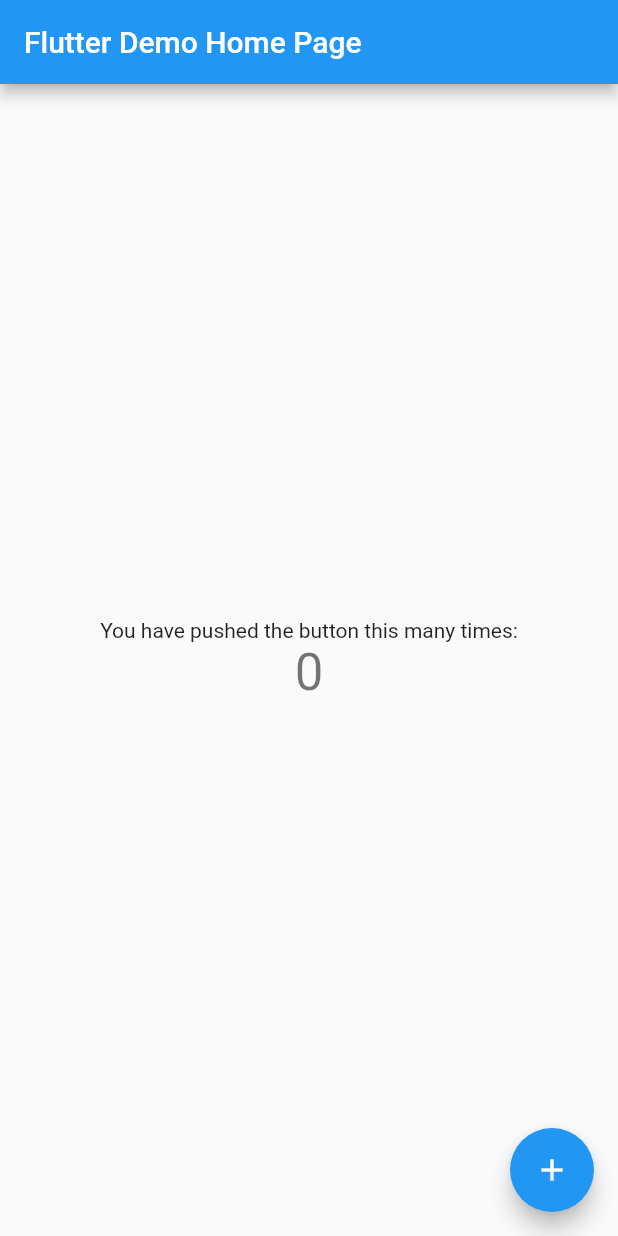
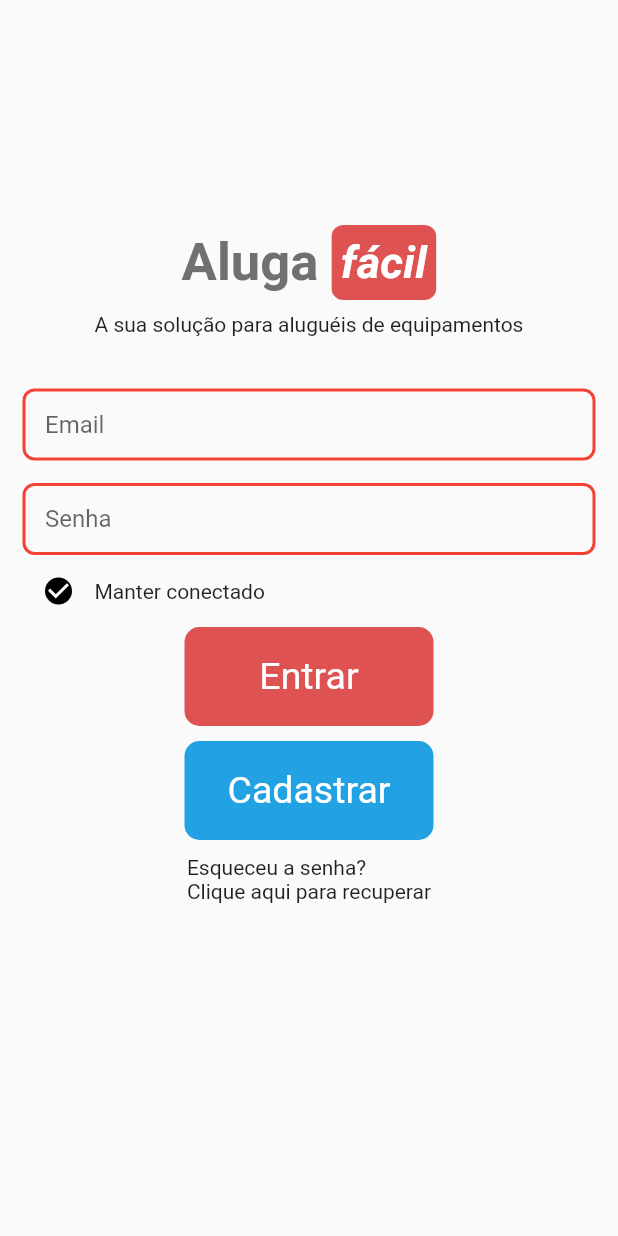
Before and after one commit to BrunoSapalacio/pim5, a Flutter app: the screen it shows after launch, on a phone screen of 412 x 824 dp. Run offline on Flutter 3.47's test engine with Material 2 defaults, Android fonts, the phone set to English and light mode, and no system bars; our stand-ins replace circular_check_box.

Commit message:
pagina de login

```diff
--- a/lib/main.dart
+++ b/lib/main.dart
@@ -1,113 +1,19 @@
 import 'package:flutter/material.dart';
+import 'views/login.dart';
 
 void main() {
   runApp(MyApp());
 }
 
 class MyApp extends StatelessWidget {
-  // This widget is the root of your application.
   @override
   Widget build(BuildContext context) {
     return MaterialApp(
-      title: 'Flutter Demo',
+      title: 'Aluga Fácil',
       theme: ThemeData(
-        // This is the theme of your application.
-        //
-        // Try running your application with "flutter run". You'll see the
-        // application has a blue toolbar. Then, without quitting the app, try
-        // changing the primarySwatch below to Colors.green and then invoke
-        // "hot reload" (press "r" in the console where you ran "flutter run",
-        // or simply save your changes to "hot reload" in a Flutter IDE).
-        // Notice that the counter didn't reset back to zero; the application
-        // is not restarted.
         primarySwatch: Colors.blue,
       ),
-      home: MyHomePage(title: 'Flutter Demo Home Page'),
+      home: Login(),
     );
   }
 }
-
-class MyHomePage extends StatefulWidget {
-  MyHomePage({Key key, this.title}) : super(key: key);
-
-  // This widget is the home page of your application. It is stateful, meaning
-  // that it has a State object (defined below) that contains fields that affect
-  // how it looks.
-
-  // This class is the configuration for the state. It holds the values (in this
-  // case the title) provided by the parent (in this case the App widget) and
-  // used by the build method of the State. Fields in a Widget subclass are
-  // always marked "final".
-
-  final String title;
-
-  @override
-  _MyHomePageState createState() => _MyHomePageState();
-}
-
-class _MyHomePageState extends State<MyHomePage> {
-  int _counter = 0;
-
-  void _incrementCounter() {
-    setState(() {
-      // This call to setState tells the Flutter framework that something has
-      // changed in this State, which causes it to rerun the build method below
-      // so that the display can reflect the updated values. If we changed
-      // _counter without calling setState(), then the build method would not be
-      // called again, and so nothing would appear to happen.
-      _counter++;
-    });
-  }
-
-  @override
-  Widget build(BuildContext context) {
-    // This method is rerun every time setState is called, for instance as done
-    // by the _incrementCounter method above.
-    //
-    // The Flutter framework has been optimized to make rerunning build methods
-    // fast, so that you can just rebuild anything that needs updating rather
-    // than having to individually change instances of widgets.
-    return Scaffold(
-      appBar: AppBar(
-        // Here we take the value from the MyHomePage object that was created by
-        // the App.build method, and use it to set our appbar title.
-        title: Text(widget.title),
-      ),
-      body: Center(
-        // Center is a layout widget. It takes a single child and positions it
-        // in the middle of the parent.
-        child: Column(
-          // Column is also a layout widget. It takes a list of children and
-          // arranges them vertically. By default, it sizes itself to fit its
-          // children horizontally, and tries to be as tall as its parent.
-          //
-          // Invoke "debug painting" (press "p" in the console, choose the
-          // "Toggle Debug Paint" action from the Flutter Inspector in Android
-          // Studio, or the "Toggle Debug Paint" command in Visual Studio Code)
-          // to see the wireframe for each widget.
-          //
-          // Column has various properties to control how it sizes itself and
-          // how it positions its children. Here we use mainAxisAlignment to
-          // center the children vertically; the main axis here is the vertical
-          // axis because Columns are vertical (the cross axis would be
-          // horizontal).
-          mainAxisAlignment: MainAxisAlignment.center,
-          children: <Widget>[
-            Text(
-              'You have pushed the button this many times:',
-            ),
-            Text(
-              '$_counter',
-              style: Theme.of(context).textTheme.headline4,
-            ),
-          ],
-        ),
-      ),
-      floatingActionButton: FloatingActionButton(
-        onPressed: _incrementCounter,
-        tooltip: 'Increment',
-        child: Icon(Icons.add),
-      ), // This trailing comma makes auto-formatting nicer for build methods.
-    );
-  }
-}
--- /dev/null
+++ b/lib/utils/buttons.dart
@@ -0,0 +1,35 @@
+import 'package:flutter/material.dart';
+
+class CustomButtom extends StatelessWidget {
+  final Color backgroundColor;
+  final String buttonText;
+
+  CustomButtom({
+    Key key,
+    this.backgroundColor,
+    this.buttonText,
+  }) : super(key: key);
+
+  @override
+  Widget build(BuildContext context) {
+    return TextButton(
+      onPressed: () {},
+      child: Container(
+        width: 150.0,
+        height: 50,
+        alignment: Alignment.center,
+        child: Text(buttonText),
+      ),
+      style: TextButton.styleFrom(
+        primary: Colors.white,
+        backgroundColor: backgroundColor,
+        textStyle: TextStyle(
+          fontSize: 25.0,
+        ),
+        shape: RoundedRectangleBorder(
+          borderRadius: BorderRadius.circular(10.0),
+        ),
+      ),
+    );
+  }
+}
--- /dev/null
+++ b/lib/views/login.dart
@@ -0,0 +1,154 @@
+import 'package:circular_check_box/circular_check_box.dart';
+import 'package:flutter/material.dart';
+
+import '../utils/buttons.dart';
+
+class Login extends StatefulWidget {
+  @override
+  _LoginState createState() => _LoginState();
+}
+
+class _LoginState extends State<Login> {
+  bool _keepLoggedIn = true;
+
+  @override
+  Widget build(BuildContext context) {
+    return Scaffold(
+      body: SingleChildScrollView(
+        child: Padding(
+          padding: const EdgeInsets.only(
+            top: 150.0,
+            right: 15.0,
+            left: 15.0,
+          ),
+          child: Column(
+            mainAxisAlignment: MainAxisAlignment.center,
+            children: [
+              Padding(
+                padding: const EdgeInsets.only(bottom: 8.0),
+                child: Row(
+                  mainAxisAlignment: MainAxisAlignment.center,
+                  children: [
+                    Text(
+                      "Aluga ",
+                      style: TextStyle(
+                        fontSize: 35,
+                        fontWeight: FontWeight.bold,
+                        color: Color(0XFF707070),
+                      ),
+                    ),
+                    ClipRRect(
+                      borderRadius: BorderRadius.circular(8.0),
+                      child: Container(
+                        height: 50,
+                        width: 70,
+                        alignment: Alignment.center,
+                        color: Color(0XFFdf5252),
+                        child: Text(
+                          "fácil",
+                          style: TextStyle(
+                            fontSize: 30,
+                            color: Colors.white,
+                            fontStyle: FontStyle.italic,
+                            fontWeight: FontWeight.bold,
+                          ),
+                        ),
+                      ),
+                    ),
+                  ],
+                ),
+              ),
+              Text("A sua solução para aluguéis de equipamentos"),
+              SizedBox(
+                height: 35.0,
+              ),
+              CustomTextFormField(
+                hintText: 'Email',
+                obscureText: false,
+              ),
+              SizedBox(
+                height: 15.0,
+              ),
+              CustomTextFormField(
+                hintText: 'Senha',
+                obscureText: true,
+              ),
+              Row(
+                children: [
+                  CircularCheckBox(
+                    value: _keepLoggedIn,
+                    checkColor: Colors.white,
+                    activeColor: Colors.black,
+                    onChanged: (bool newValue) {
+                      setState(() {
+                        _keepLoggedIn = newValue;
+                      });
+                    },
+                  ),
+                  Text('Manter conectado'),
+                ],
+              ),
+              CustomButtom(
+                buttonText: 'Entrar',
+                backgroundColor: Color(0XFFdf5252),
+              ),
+              SizedBox(
+                height: 10.0,
+              ),
+              CustomButtom(
+                buttonText: 'Cadastrar',
+                backgroundColor: Color(0XFF22a1e3),
+              ),
+              SizedBox(
+                height: 10.0,
+              ),
+              Text("Esqueceu a senha?\nClique aqui para recuperar"),
+            ],
+          ),
+        ),
+      ),
+    );
+  }
+}
+
+class CustomTextFormField extends StatefulWidget {
+  final String hintText;
+  final obscureText;
+  const CustomTextFormField({
+    Key key,
+    this.hintText,
+    this.obscureText,
+  }) : super(key: key);
+
+  @override
+  _CustomTextFormFieldState createState() => _CustomTextFormFieldState();
+}
+
+class _CustomTextFormFieldState extends State<CustomTextFormField> {
+  @override
+  Widget build(BuildContext context) {
+    return TextFormField(
+      obscureText: widget.obscureText,
+      decoration: InputDecoration(
+        hintText: widget.hintText,
+        contentPadding: EdgeInsets.only(
+          left: 15.0,
+          right: 15.0,
+        ),
+        focusedBorder: OutlineInputBorder(
+          borderRadius: BorderRadius.circular(8.0),
+          borderSide: BorderSide(
+            color: Colors.red,
+          ),
+        ),
+        enabledBorder: OutlineInputBorder(
+          borderRadius: BorderRadius.circular(8.0),
+          borderSide: BorderSide(
+            color: Colors.red,
+            width: 2.0,
+          ),
+        ),
+      ),
+    );
+  }
+}
--- a/pubspec.yaml
+++ b/pubspec.yaml
@@ -28,6 +28,7 @@ dependencies:
   # The following adds the Cupertino Icons font to your application.
   # Use with the CupertinoIcons class for iOS style icons.
   cupertino_icons: ^1.0.2
+  circular_check_box: ^1.0.4
 
 dev_dependencies:
   flutter_test:
```
Also changed, not shown: pubspec.lock, 1 other file.
